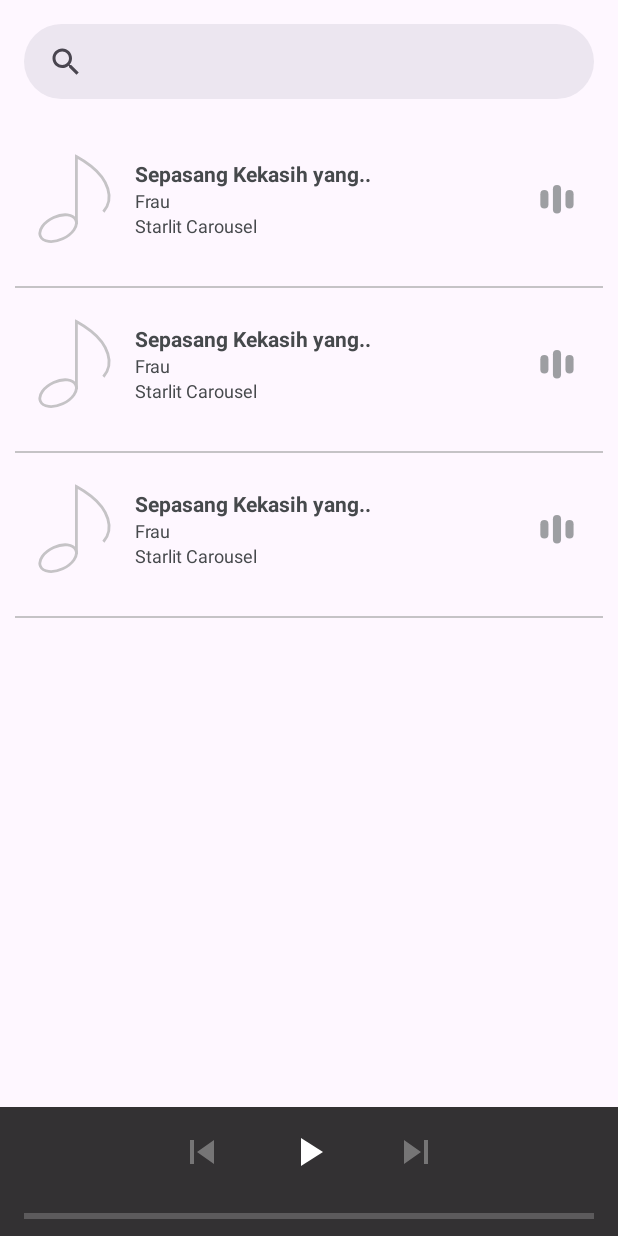
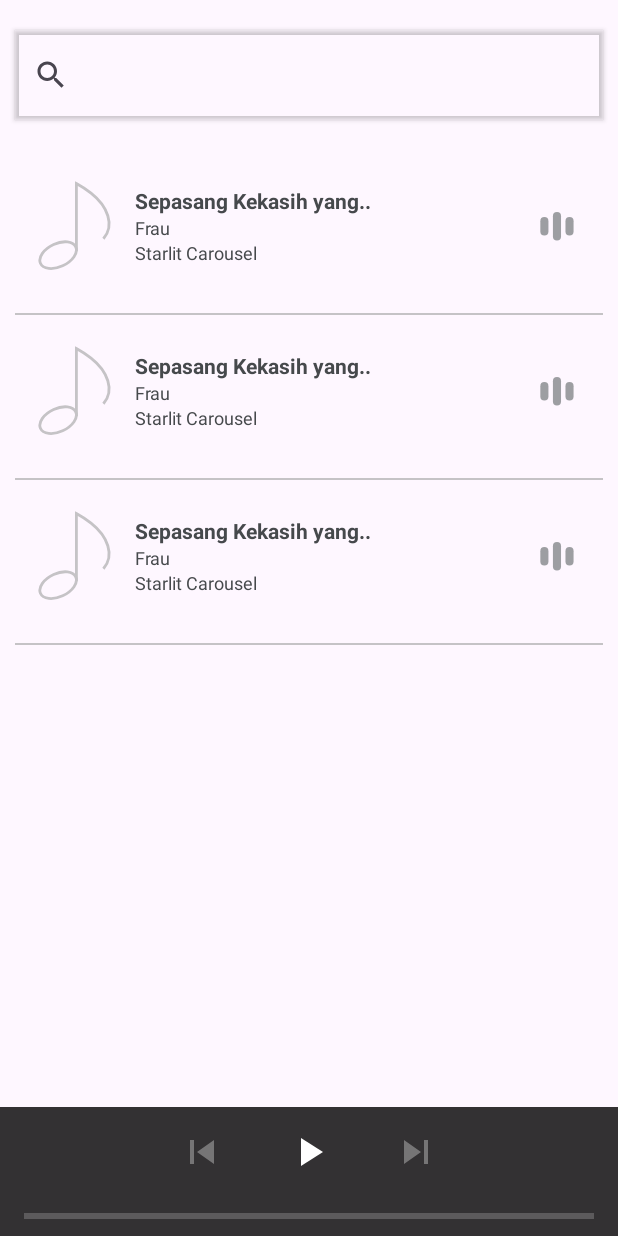
Before and after one commit to PitikTrondol/SimpleMusicPlayer, an Android app: the layout fragment_first.xml on its own in the app's theme, with its tools: preview values and no code run, on a phone screen of 412 x 824 dp. Run offline under Robolectric (Android 15) with nearby library versions, the light colour scheme and no system bars.

Commit message:
update (main) : Change search view

```diff
--- a/app/src/main/res/layout/fragment_first.xml
+++ b/app/src/main/res/layout/fragment_first.xml
@@ -7,26 +7,39 @@
     android:layout_height="match_parent"
     tools:context=".ui.FirstFragment">
 
-    <com.google.android.material.search.SearchBar
-        android:id="@+id/search_bar"
+    <RelativeLayout
+        android:id="@+id/toolbar"
         android:layout_width="match_parent"
-        android:layout_height="50dp"
-        android:elevation="10dp"
+        android:layout_height="wrap_content"
+        android:layout_marginTop="10dp"
+        android:layout_marginBottom="10dp"
+        app:layout_constraintBottom_toTopOf="@+id/playlist"
         app:layout_constraintEnd_toEndOf="parent"
         app:layout_constraintStart_toStartOf="parent"
-        app:layout_constraintTop_toTopOf="parent"
-        app:layout_constraintBottom_toTopOf="@+id/playlist"/>
+        app:layout_constraintTop_toTopOf="parent">
+
+        <androidx.appcompat.widget.SearchView
+            android:id="@+id/search_view"
+            android:layout_width="match_parent"
+            android:layout_height="60dp"
+            android:layout_margin="10dp"
+            android:clickable="true"
+            android:elevation="2dp"
+            android:outlineProvider="paddedBounds"
+            app:queryHint="@string/search_hint" />
+    </RelativeLayout>
+
 
     <androidx.recyclerview.widget.RecyclerView
         android:id="@+id/playlist"
         android:layout_width="match_parent"
         android:layout_height="0dp"
         android:orientation="vertical"
+        app:layout_constraintBottom_toTopOf="@+id/controller_container"
         app:layout_constraintEnd_toEndOf="parent"
         app:layout_constraintHorizontal_bias="1.0"
         app:layout_constraintStart_toStartOf="parent"
-        app:layout_constraintTop_toBottomOf="@+id/search_bar"
-        app:layout_constraintBottom_toTopOf="@+id/controller_container"
+        app:layout_constraintTop_toBottomOf="@+id/toolbar"
         app:layout_constraintVertical_bias="1.0"
         tools:listitem="@layout/playlist_item" />
 
@@ -54,15 +67,15 @@
         android:layout_height="match_parent"
         android:background="@color/transparent_outer_space"
         tools:visibility="invisible">
+
         <com.airbnb.lottie.LottieAnimationView
             android:id="@+id/loading_animation"
             android:layout_width="match_parent"
             android:layout_height="match_parent"
             app:lottie_autoPlay="true"
-            app:lottie_rawRes="@raw/loading_animation"
-            app:lottie_loop="true" />
+            app:lottie_loop="true"
+            app:lottie_rawRes="@raw/loading_animation" />
     </RelativeLayout>
 
 
-
 </androidx.constraintlayout.widget.ConstraintLayout>
--- a/app/src/main/res/values/colors.xml
+++ b/app/src/main/res/values/colors.xml
@@ -3,8 +3,10 @@
     <color name="black">#FF000000</color>
     <color name="white">#FFFFFFFF</color>
     <color name="cadet_grey">#FF8B939C</color>
+    <color name="transparent_cadet_grey">#AA8B939C</color>
     <color name="platinum">#FFEAEAEA</color>
     <color name="french_grey">#FFC5C3C6</color>
     <color name="outer_space">#FF46494C</color>
     <color name="transparent_outer_space">#CC46494C</color>
+    <color name="anti_flash_white">#FFEFF7FF</color>
 </resources>
--- a/app/src/main/res/values/strings.xml
+++ b/app/src/main/res/values/strings.xml
@@ -6,6 +6,7 @@
     <string name="second_fragment_label">Second Fragment</string>
     <string name="next">Next</string>
     <string name="previous">Previous</string>
+    <string name="search_hint">Search artist</string>
 
     <string name="lorem_ipsum">
         Lorem ipsum dolor sit amet, consectetur adipiscing elit. Nam in scelerisque sem. Mauris
```
